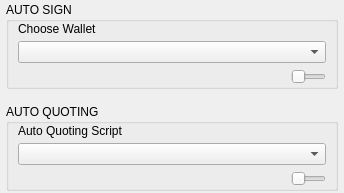
The window that BlockSettleUILib/Trading/AutoSignQuoteWidget.ui (BlockSettle/terminal) describes before a commit, drawn with Qt 5.
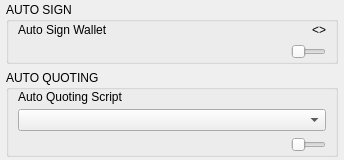
The same window after the commit. Custom widgets are drawn as their Qt base class.

Diff of the .ui file:
```diff
--- a/BlockSettleUILib/Trading/AutoSignQuoteWidget.ui
+++ b/BlockSettleUILib/Trading/AutoSignQuoteWidget.ui
@@ -7,7 +7,7 @@
     <x>0</x>
     <y>0</y>
     <width>344</width>
-    <height>193</height>
+    <height>160</height>
    </rect>
   </property>
   <property name="sizePolicy">
@@ -76,7 +76,7 @@
      </property>
      <layout class="QVBoxLayout" name="verticalLayout_6">
       <property name="spacing">
-       <number>15</number>
+       <number>6</number>
       </property>
       <property name="sizeConstraint">
        <enum>QLayout::SetMinimumSize</enum>
@@ -118,20 +118,44 @@
           <number>0</number>
          </property>
          <item>
+          <widget class="QWidget" name="widget" native="true">
+           <property name="minimumSize">
+            <size>
+             <width>0</width>
+             <height>16</height>
+            </size>
+           </property>
+           <layout class="QHBoxLayout" name="horizontalLayout">
+            <property name="leftMargin">
+             <number>0</number>
+            </property>
+            <property name="topMargin">
+             <number>0</number>
+            </property>
+            <property name="rightMargin">
+             <number>0</number>
+            </property>
+            <property name="bottomMargin">
+             <number>0</number>
+            </property>
+            <item>
           <widget class="QLabel" name="label_12">
            <property name="text">
-            <string>Choose Wallet</string>
+               <string>Auto Sign Wallet</string>
            </property>
           </widget>
          </item>
          <item>
-          <widget class="CustomComboBox" name="comboBoxASign">
-           <property name="sizePolicy">
-            <sizepolicy hsizetype="Preferred" vsizetype="Preferred">
-             <horstretch>0</horstretch>
-             <verstretch>0</verstretch>
-            </sizepolicy>
-           </property>
+             <widget class="QLabel" name="labelAutoSignWalletName">
+              <property name="text">
+               <string>&lt;&gt;</string>
+              </property>
+              <property name="alignment">
+               <set>Qt::AlignRight|Qt::AlignTrailing|Qt::AlignVCenter</set>
+              </property>
+             </widget>
+            </item>
+           </layout>
           </widget>
          </item>
          <item>
```
Lines whose indentation alone changed are shown as unchanged.
